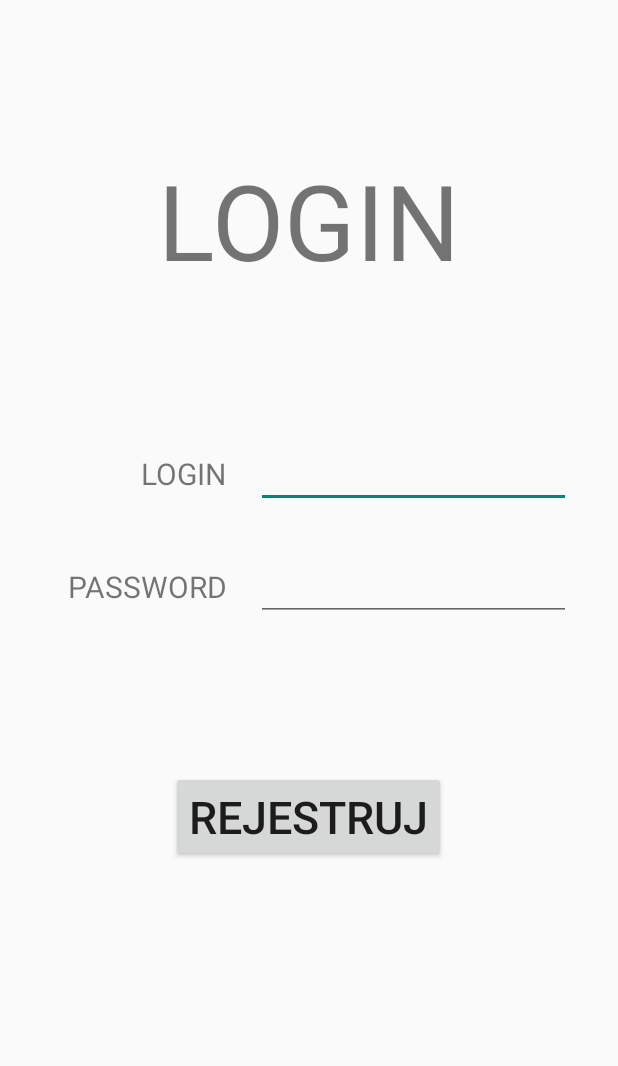
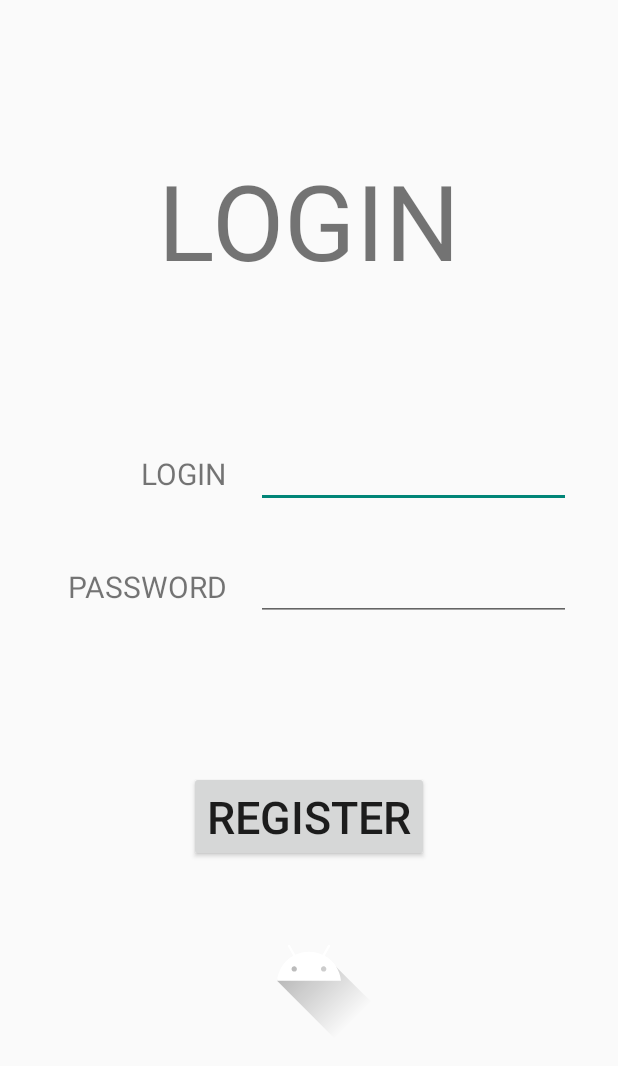
Before and after one commit to xIshikiri/Shopneo, an Android app: the screen it shows after launch (MainActivity), on a phone screen of 412 x 824 dp. Shown: the top 1066 px of the screen. Run offline under Robolectric (Android 15) with nearby library versions, the phone set to English and light mode, and no system bars.

```diff
--- a/app/src/main/java/com/example/shopneo/MainActivity.java
+++ b/app/src/main/java/com/example/shopneo/MainActivity.java
@@ -2,13 +2,21 @@ package com.example.shopneo;
 
 import androidx.appcompat.app.AppCompatActivity;
 
+import android.content.res.TypedArray;
 import android.database.sqlite.SQLiteDatabase;
 import android.os.Bundle;
+import android.util.Log;
+import android.widget.Button;
+import android.widget.ImageView;
+
+import java.util.Random;
 
 public class MainActivity extends AppCompatActivity {
 
     Shopneo.ShopneoDBHelper dbHelper;
     SQLiteDatabase db;
+    Button button;
+    ImageView imageView;
 
     @Override
     protected void onCreate(Bundle savedInstanceState) {
@@ -18,5 +26,14 @@ public class MainActivity extends AppCompatActivity {
         dbHelper = new Shopneo.ShopneoDBHelper(this);
         db = dbHelper.getWritableDatabase();
 
+        button = findViewById(R.id.button);
+        imageView = findViewById(R.id.example_photo);
+
+        button.setOnClickListener(l -> {
+            TypedArray images = getResources().obtainTypedArray(R.array.article_photos);
+            imageView.setImageResource(images.getResourceId(new Random().nextInt(3), -1));
+            images.recycle();
+        });
+
     }
 }
--- a/app/src/main/java/com/example/shopneo/Shopneo.java
+++ b/app/src/main/java/com/example/shopneo/Shopneo.java
@@ -1,11 +1,17 @@
 package com.example.shopneo;
 
 import android.content.Context;
+import android.content.res.TypedArray;
 import android.database.sqlite.SQLiteDatabase;
 import android.database.sqlite.SQLiteOpenHelper;
 import android.provider.BaseColumns;
+import android.util.Log;
 
 import androidx.annotation.Nullable;
+
+import java.util.ArrayList;
+import java.util.Arrays;
+import java.util.List;
 
 public final class Shopneo {
 
@@ -121,11 +127,13 @@ public final class Shopneo {
 
     public static class ShopneoDBHelper extends SQLiteOpenHelper{
 
+        private final Context context;
         public static final int DATABASE_VERSION = 1;
         public static final String DATABASE_NAME = "Shopneo.db";
 
         public ShopneoDBHelper(@Nullable Context context) {
             super(context, DATABASE_NAME, null, DATABASE_VERSION);
+            this.context = context;
         }
 
         @Override
@@ -155,7 +163,21 @@ public final class Shopneo {
         }
 
         private void importData(SQLiteDatabase db){
+            List<String> article_names = Arrays.asList(context.getResources().getStringArray(R.array.article_names));
+            TypedArray article_photos = context.getResources().obtainTypedArray(R.array.article_photos);
+            TypedArray article_prices = context.getResources().obtainTypedArray(R.array.article_prices);
+            List<String> article_types = Arrays.asList(context.getResources().getStringArray(R.array.article_types));
 
+            for (int i = 0; i < article_names.size(); i++){
+                db.execSQL("INSERT INTO Product(name, photo, price, type) VALUES ('"
+                        + article_names.get(i) + "', "
+                        + article_photos.getResourceId(i, -1) + ", "
+                        + article_prices.getFloat(i, -1) + ", '"
+                        + article_types.get(i) + "');");
+            }
+
+            article_photos.recycle();
+            article_prices.recycle();
         }
     }
 }
--- a/app/src/main/res/layout/activity_main.xml
+++ b/app/src/main/res/layout/activity_main.xml
@@ -64,16 +64,25 @@
             android:layout_marginStart="20dp"
             android:ems="10"
             android:inputType="textPassword"
-            android:singleLine="false" />
+            android:singleLine="false"/>
 
     </LinearLayout>
 
     <Button
+        android:id="@+id/button"
         android:layout_width="wrap_content"
         android:layout_height="wrap_content"
         android:layout_gravity="center"
         android:layout_marginTop="100dp"
-        android:text="rejestruj"
+        android:text="@string/register"
         android:textSize="30sp" />
 
+    <ImageView
+        android:id="@+id/example_photo"
+        android:layout_width="100dp"
+        android:layout_height="100dp"
+        android:layout_gravity="center"
+        android:layout_marginTop="20dp"
+        android:src="@drawable/ic_launcher_foreground"/>
+
 </LinearLayout>
--- /dev/null
+++ b/app/src/main/res/values/arrays.xml
@@ -0,0 +1,35 @@
+<?xml version="1.0" encoding="utf-8"?>
+<resources>
+    <string-array name="article_names">
+        <item>@string/shirt_joker</item>
+        <item>@string/shirt_opm</item>
+        <item>@string/shirt_maid</item>
+    </string-array>
+
+    <array name="article_photos">
+        <item>@drawable/joker</item>
+        <item>@drawable/opm</item>
+        <item>@drawable/maid</item>
+    </array>
+
+    <array name="article_prices">
+        <item>19.99</item>
+        <item>29.99</item>
+        <item>39.99</item>
+    </array>
+
+    <string-array name="article_types">
+        <item>@string/type_shirt</item>
+        <item>@string/type_shirt</item>
+        <item>@string/type_shirt</item>
+    </string-array>
+
+    <string name="shirt_joker">Joker T-Shirt</string>
+    <string name="shirt_opm">OPM T-Shirt</string>
+    <string name="shirt_maid">Maid T-Shirt</string>
+
+    <string name="type_shirt">Shirt</string>
+    <string name="type_pants">Pants</string>
+    <string name="type_accessory">Accessory</string>
+
+</resources>
--- a/app/src/main/res/values/strings.xml
+++ b/app/src/main/res/values/strings.xml
@@ -2,4 +2,5 @@
     <string name="app_name">Shopneo</string>
     <string name="login">login</string>
     <string name="password">password</string>
+    <string name="register">Register</string>
 </resources>
```
Also changed, not shown: app/src/main/res/drawable-v24/joker.png (added), app/src/main/res/drawable-v24/maid.png (added), app/src/main/res/drawable-v24/opm.png (added).
